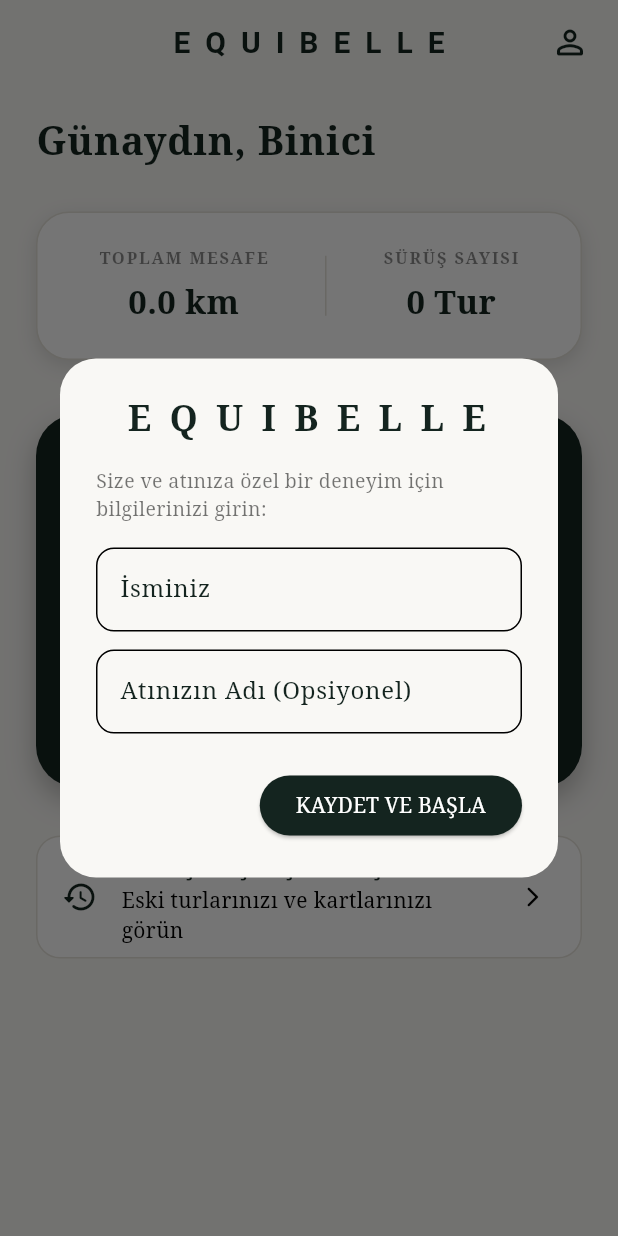
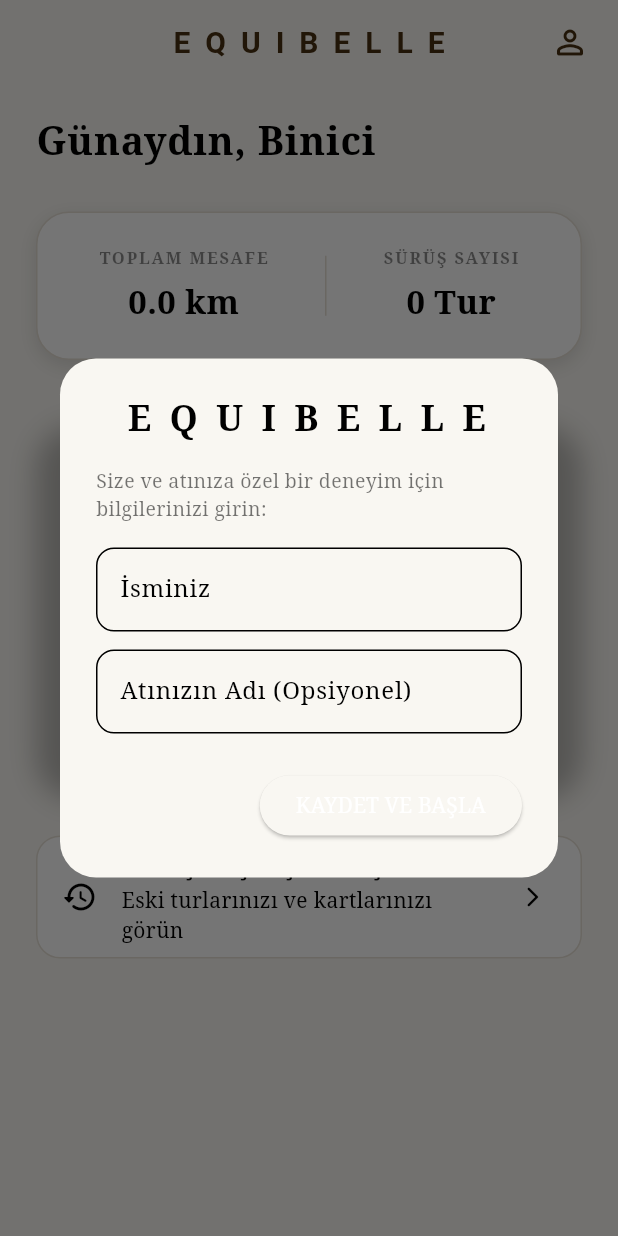
Before and after one commit to nevinmalkoc/equibelle, a Flutter app: the screen it shows after launch, on a phone screen of 412 x 824 dp. Run offline on Flutter 3.47's test engine with Material 3 defaults, Android fonts, the phone set to English and light mode, and no system bars; our stand-ins replace flutter_map, geolocator, latlong2, screenshot, shared_preferences, sqflite; missing offline and left inert: gal; accounts and stored records are empty; statements that could not run were skipped.

Commit message:
feat: apply user chosen elegant horse icon and unified saddle brown brand theme

```diff
--- a/lib/theme/app_theme.dart
+++ b/lib/theme/app_theme.dart
@@ -1,26 +1,26 @@
 import 'package:flutter/material.dart';
 
 class AppTheme {
-  // Equibelle Lüks Binicilik Paleti (Quiet Luxury Equestrian)
-  static const Color creamBg = Color(0xFFF9F8F5);       // İpeksi Fildişi / Krem
-  static const Color forestGreen = Color(0xFF14241F);   // Asil İngiliz Yarış Yeşili (Çok Koyu Zümrüt)
-  static const Color saddleBrown = Color(0xFF6B4226);   // Sıcak Kestane / Deri Kahvesi (Cognac)
-  static const Color darkCharcoal = Color(0xFF121514);  // Mat Asil Koyu Grafit
-  static const Color softGrey = Color(0xFFE5E2DA);      // İnce Zarif Sınır Çizgisi
-  static const Color accentGold = Color(0xFFC5A059);    // Antik Mat Altın
+  // Equibelle Özel Lüks Palet (Senin Seçtiğin Asil Taba & Krem Kimliği)
+  static const Color richSaddle = Color(0xFF493011);    // Zengin Süet / Sıcak Eyer Taba (Logonun Arka Planı)
+  static const Color creamBg = Color(0xFFF9F7F2);       // İpeksi Fildişi / Krem
+  static const Color warmCream = Color(0xFFEADBCE);     // Logodaki Zarif At Çizgisi Rengi
+  static const Color darkCharcoal = Color(0xFF1F1A14);  // Mat Asil Koyu Grafit
+  static const Color softGrey = Color(0xFFE6E0D6);      // İnce Sınır Çizgisi
+  static const Color accentGold = Color(0xFFC7A258);    // İnce Mat Altın Vurgu
 
-  // Hıza Göre Rota Renkleri (Çiğ renkler yerine asil tonlar)
-  static const Color speedWalk = Color(0xFF2D5A43);     // Yürüyüş: Sakin Orman Yeşili
-  static const Color speedTrot = Color(0xFF8B5A2B);     // Tırıs: Klasik Deri Taba
-  static const Color speedGallop = Color(0xFF721824);   // Dörtnala: Asil Fransız Bordo / Merlot
+  // Hıza Göre Rota Çizgi Renkleri
+  static const Color speedWalk = Color(0xFF385E48);     // Yürüyüş: Sakin Orman Yeşili
+  static const Color speedTrot = Color(0xFF7A4E24);     // Tırıs: Klas Deri Taba
+  static const Color speedGallop = Color(0xFF8B2635);   // Dörtnala: Asil Bordo / Merlot
 
   static ThemeData get lightTheme {
     return ThemeData(
       scaffoldBackgroundColor: creamBg,
-      primaryColor: forestGreen,
+      primaryColor: richSaddle,
       colorScheme: const ColorScheme.light(
-        primary: forestGreen,
-        secondary: saddleBrown,
+        primary: richSaddle,
+        secondary: warmCream,
         surface: creamBg,
       ),
       fontFamily: 'serif',
@@ -28,9 +28,9 @@ class AppTheme {
         backgroundColor: creamBg,
         elevation: 0,
         centerTitle: true,
-        iconTheme: IconThemeData(color: forestGreen),
+        iconTheme: IconThemeData(color: richSaddle),
         titleTextStyle: TextStyle(
-          color: forestGreen,
+          color: richSaddle,
           fontSize: 20,
           fontWeight: FontWeight.bold,
           letterSpacing: 2.5,
--- a/lib/widgets/share_card_widget.dart
+++ b/lib/widgets/share_card_widget.dart
@@ -35,8 +35,8 @@ class ShareCardWidget extends StatelessWidget {
     switch (theme) {
       case ShareCardTheme.cream:
         bgColor = AppTheme.creamBg;
-        textColor = AppTheme.forestGreen;
-        secondaryTextColor = AppTheme.saddleBrown;
+        textColor = AppTheme.richSaddle;
+        secondaryTextColor = const Color(0xFF6E5336);
         break;
       case ShareCardTheme.dark:
         bgColor = AppTheme.darkCharcoal;
```
Also changed, not shown: assets/icon/app_icon.png, 26 other files.
